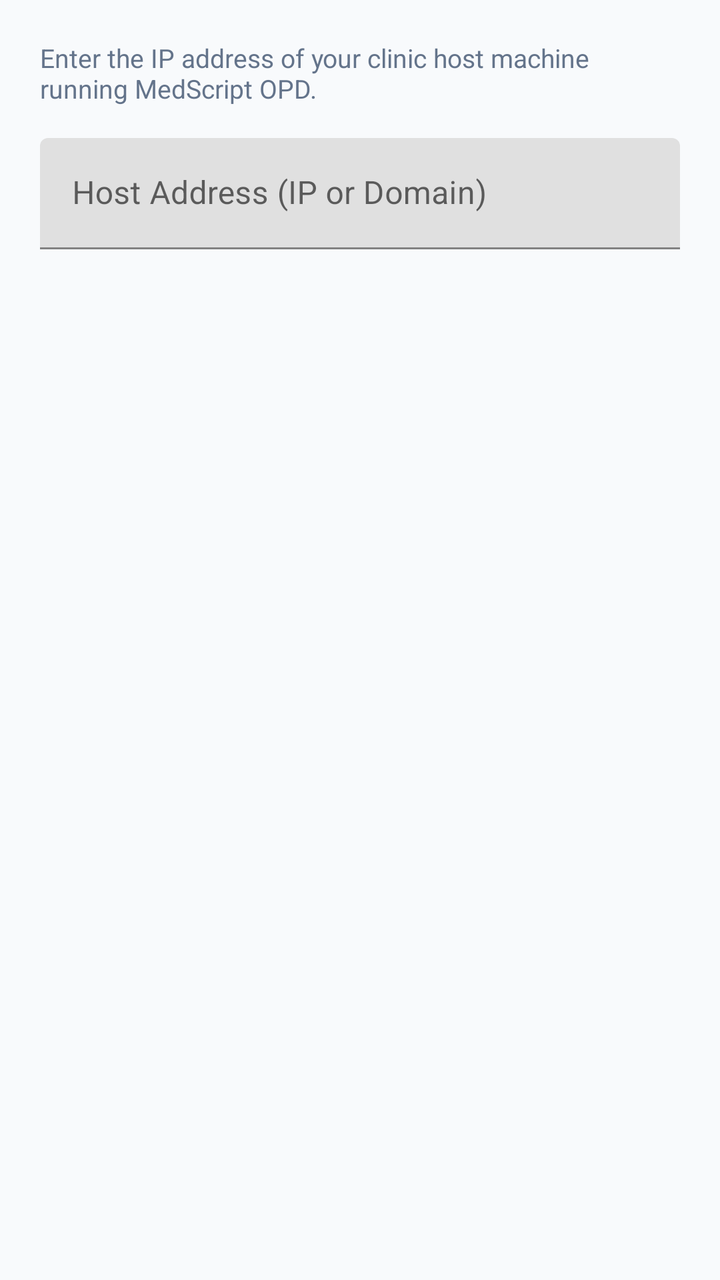
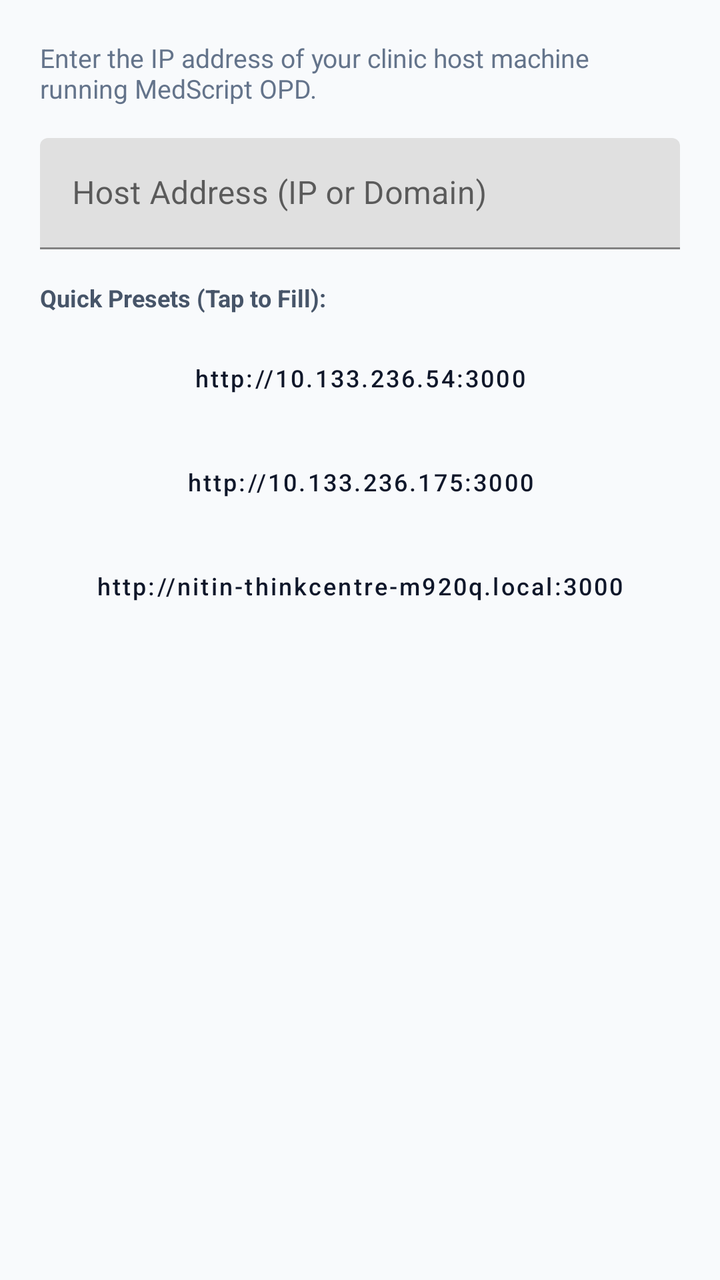

An Android layout rendered at two revisions. The XML below is the earlier revision; the diff shows what the commit changed to produce the second picture.
<!-- AndroidManifest.xml: application theme Theme.MedScriptOPD -->
<!-- res/layout/dialog_server_url.xml -->
<?xml version="1.0" encoding="utf-8"?>
<LinearLayout xmlns:android="http://schemas.android.com/apk/res/android"
    android:layout_width="match_parent"
    android:layout_height="wrap_content"
    android:orientation="vertical"
    android:padding="20dp">

    <TextView
        android:layout_width="match_parent"
        android:layout_height="wrap_content"
        android:text="@string/server_url_help"
        android:textColor="#64748b"
        android:textSize="13sp" />

    <com.google.android.material.textfield.TextInputLayout
        android:layout_width="match_parent"
        android:layout_height="wrap_content"
        android:layout_marginTop="16dp"
        android:hint="Host Address (IP or Domain)">

        <com.google.android.material.textfield.TextInputEditText
            android:id="@+id/etServerUrl"
            android:layout_width="match_parent"
            android:layout_height="wrap_content"
            android:inputType="textUri"
            android:singleLine="true" />

    </com.google.android.material.textfield.TextInputLayout>

</LinearLayout>
<!-- resources referenced by this layout -->
<resources>
  <string name="server_url_help">Enter the IP address of your clinic host machine running MedScript OPD.</string>
  <style name="Theme.MedScriptOPD" parent="Theme.MaterialComponents.DayNight.NoActionBar">
          <item name="colorPrimary">@color/primary</item>
          <item name="colorPrimaryVariant">@color/primary_dark</item>
          <item name="colorOnPrimary">@color/white</item>
          <item name="colorSecondary">@color/accent</item>
          <item name="android:statusBarColor">@color/primary</item>
          <item name="android:windowBackground">@color/background</item>
      </style>
  <color name="primary">#0f172a</color>
  <color name="primary_dark">#020617</color>
  <color name="white">#ffffff</color>
  <color name="accent">#2563eb</color>
  <color name="background">#f8fafc</color>
</resources>

<!-- the commit's change to res/layout/dialog_server_url.xml (unified diff, before → after) -->
@@ -27,4 +27,50 @@
 
     </com.google.android.material.textfield.TextInputLayout>
 
+    <TextView
+        android:layout_width="match_parent"
+        android:layout_height="wrap_content"
+        android:layout_marginTop="16dp"
+        android:text="Quick Presets (Tap to Fill):"
+        android:textColor="#475569"
+        android:textSize="12sp"
+        android:textStyle="bold" />
+
+    <LinearLayout
+        android:layout_width="match_parent"
+        android:layout_height="wrap_content"
+        android:layout_marginTop="8dp"
+        android:orientation="vertical">
+
+        <Button
+            android:id="@+id/btnPresetIp1"
+            style="@style/Widget.MaterialComponents.Button.OutlinedButton"
+            android:layout_width="match_parent"
+            android:layout_height="wrap_content"
+            android:text="http://10.133.236.54:3000"
+            android:textAllCaps="false"
+            android:textSize="12sp" />
+
+        <Button
+            android:id="@+id/btnPresetIp2"
+            style="@style/Widget.MaterialComponents.Button.OutlinedButton"
+            android:layout_width="match_parent"
+            android:layout_height="wrap_content"
+            android:layout_marginTop="4dp"
+            android:text="http://10.133.236.175:3000"
+            android:textAllCaps="false"
+            android:textSize="12sp" />
+
+        <Button
+            android:id="@+id/btnPresetMdns"
+            style="@style/Widget.MaterialComponents.Button.OutlinedButton"
+            android:layout_width="match_parent"
+            android:layout_height="wrap_content"
+            android:layout_marginTop="4dp"
+            android:text="http://nitin-thinkcentre-m920q.local:3000"
+            android:textAllCaps="false"
+            android:textSize="12sp" />
+
+    </LinearLayout>
+
 </LinearLayout>
